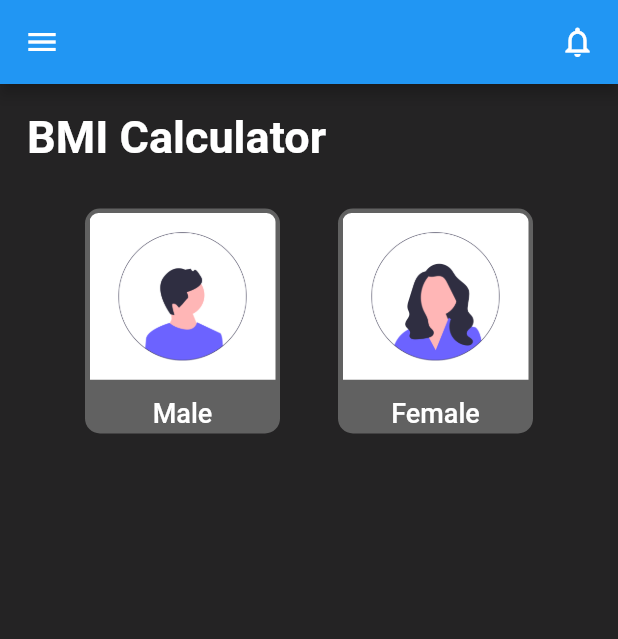
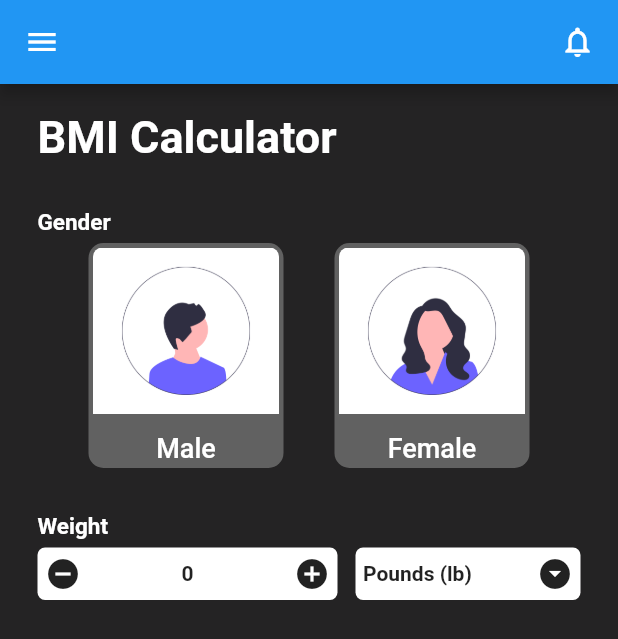
Before and after one commit to AnJasid/bmi_calculator, a Flutter app: the screen it shows after launch, on a phone screen of 412 x 824 dp. Shown: the top 639 px of the screen. Run offline on Flutter 3.47's test engine with Material 2 defaults, Android fonts, the phone set to English and light mode, and no system bars.

Commit message:
Weight section added

```diff
--- a/lib/screens/home_screen.dart
+++ b/lib/screens/home_screen.dart
@@ -1,3 +1,4 @@
+import 'package:bmi_calculator/sections/weight_section.dart';
 import 'package:flutter/material.dart';
 
 import 'package:bmi_calculator/sections/gender_section.dart';
@@ -18,10 +19,11 @@ class HomeScreen extends StatelessWidget {
         ],
       ),
       body: const Padding(
-        padding: EdgeInsets.fromLTRB(18, 18, 18, 18),
+        padding: EdgeInsets.fromLTRB(25, 18, 25, 18),
         child: Column(
           crossAxisAlignment: CrossAxisAlignment.start,
           children: <Widget>[
+            // app title
             Text(
               'BMI Calculator',
               style: TextStyle(
@@ -31,7 +33,29 @@ class HomeScreen extends StatelessWidget {
               ),
             ),
             SizedBox(height: 30),
+            // gender section
+            Text(
+              'Gender',
+              style: TextStyle(
+                fontSize: 15,
+                fontWeight: FontWeight.bold,
+                color: Colors.white,
+              ),
+            ),
+            SizedBox(height: 5),
             GenderSection(),
+            SizedBox(height: 30),
+            // weight section
+            Text(
+              'Weight',
+              style: TextStyle(
+                fontSize: 15,
+                fontWeight: FontWeight.bold,
+                color: Colors.white,
+              ),
+            ),
+            SizedBox(height: 5),
+            WeightSection(),
           ],
         ),
       ),
--- /dev/null
+++ b/lib/sections/weight_section.dart
@@ -0,0 +1,66 @@
+import 'package:flutter/material.dart';
+
+class WeightSection extends StatefulWidget {
+  const WeightSection({super.key});
+
+  @override
+  State<WeightSection> createState() => _WeightSectionState();
+}
+
+class _WeightSectionState extends State<WeightSection> {
+  final String _selectedWeightUnits = 'Pounds (lb)';
+  void _weightUnits() {}
+
+  @override
+  Widget build(BuildContext context) {
+    return Row(
+      mainAxisAlignment: MainAxisAlignment.spaceBetween,
+      children: [
+        // number of weight section
+        Container(
+          padding: const EdgeInsets.symmetric(horizontal: 5),
+          width: 200,
+          height: 35,
+          decoration: BoxDecoration(
+            color: Colors.white,
+            borderRadius: BorderRadius.circular(5),
+          ),
+          child: const Row(
+            mainAxisAlignment: MainAxisAlignment.spaceBetween,
+            children: [
+              Icon(Icons.do_disturb_on),
+              Text(
+                '0',
+                style: TextStyle(fontWeight: FontWeight.bold),
+              ),
+              Icon(Icons.add_circle_outlined),
+            ],
+          ),
+        ),
+        // units of weight section
+        GestureDetector(
+          onTap: _weightUnits,
+          child: Container(
+            padding: const EdgeInsets.symmetric(horizontal: 5),
+            width: 150,
+            height: 35,
+            decoration: BoxDecoration(
+              color: Colors.white,
+              borderRadius: BorderRadius.circular(5),
+            ),
+            child: Row(
+              mainAxisAlignment: MainAxisAlignment.spaceBetween,
+              children: [
+                Text(
+                  _selectedWeightUnits,
+                  style: const TextStyle(fontWeight: FontWeight.bold),
+                ),
+                const Icon(Icons.arrow_drop_down_circle)
+              ],
+            ),
+          ),
+        ),
+      ],
+    );
+  }
+}
```
